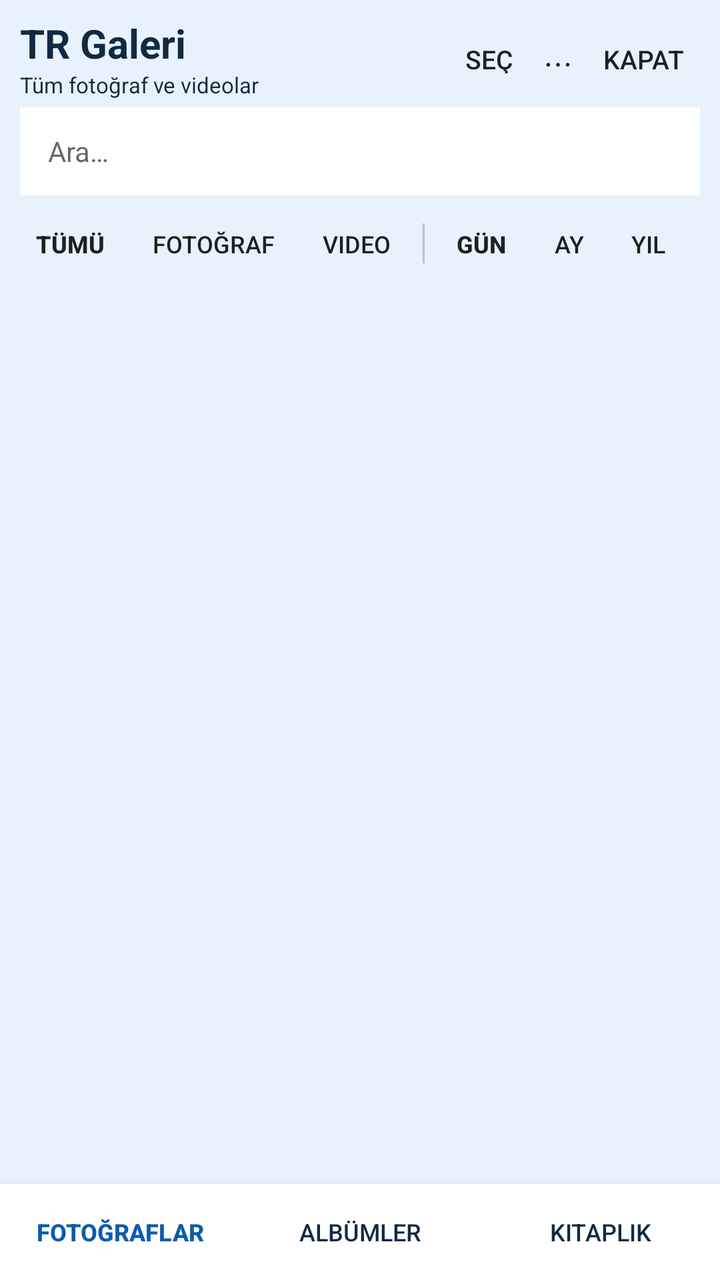
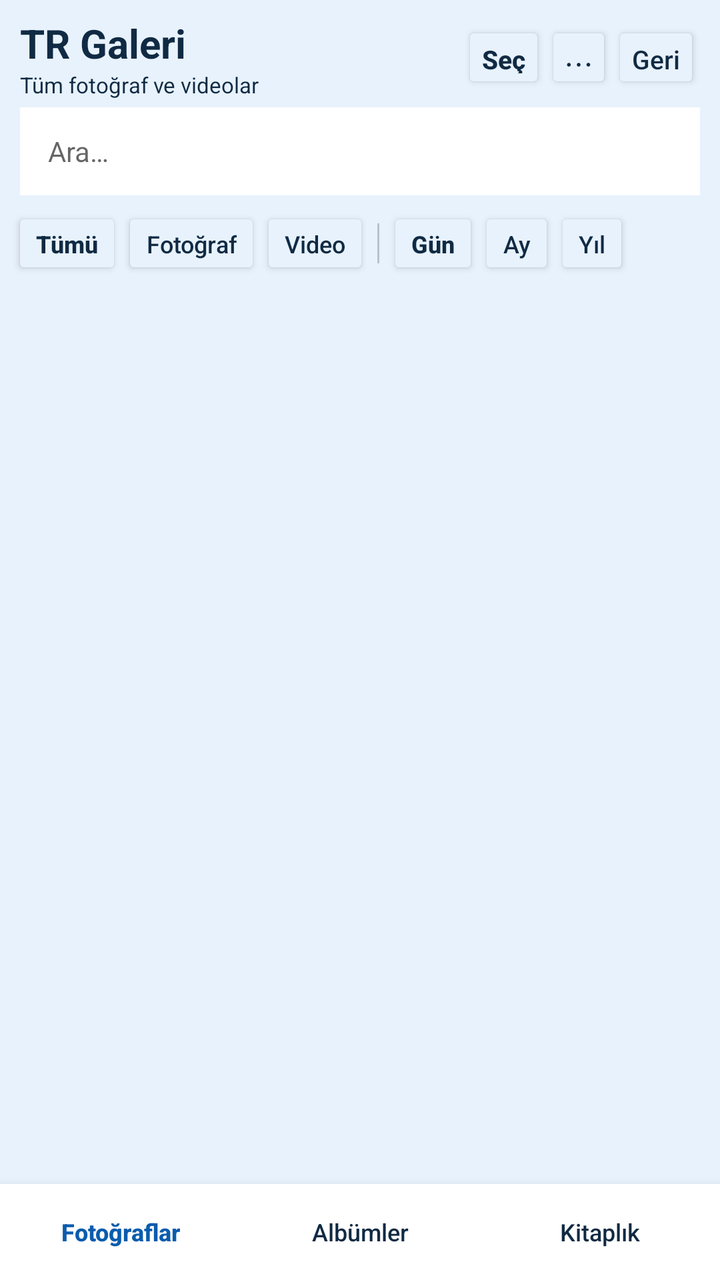

Two renders of the same Android screen: before a commit and after it. Below are the layout's source before the change and the commit's diff.
<!-- AndroidManifest.xml: activity theme Theme.TRDriver -->
<!-- res/layout/activity_photos_library.xml -->
<?xml version="1.0" encoding="utf-8"?>
<LinearLayout xmlns:android="http://schemas.android.com/apk/res/android"
    android:layout_width="match_parent"
    android:layout_height="match_parent"
    android:background="@color/tr_sky"
    android:orientation="vertical">

    <LinearLayout
        android:layout_width="match_parent"
        android:layout_height="wrap_content"
        android:gravity="center_vertical"
        android:orientation="horizontal"
        android:paddingHorizontal="10dp"
        android:paddingTop="8dp"
        android:paddingBottom="4dp">

        <LinearLayout
            android:layout_width="0dp"
            android:layout_height="wrap_content"
            android:layout_weight="1"
            android:orientation="vertical">

            <TextView
                android:id="@+id/photosTitle"
                android:layout_width="match_parent"
                android:layout_height="wrap_content"
                android:ellipsize="end"
                android:maxLines="1"
                android:text="@string/gallery_launcher_name"
                android:textColor="@color/tr_ink"
                android:textSize="20sp"
                android:textStyle="bold" />

            <TextView
                android:id="@+id/photosSubtitle"
                android:layout_width="match_parent"
                android:layout_height="wrap_content"
                android:ellipsize="end"
                android:maxLines="1"
                android:text="Tüm fotoğraf ve videolar"
                android:textColor="@color/tr_ink"
                android:textSize="11sp" />
        </LinearLayout>

        <Button
            android:id="@+id/btnPhotosSelect"
            style="?android:attr/borderlessButtonStyle"
            android:layout_width="wrap_content"
            android:layout_height="36dp"
            android:minWidth="0dp"
            android:paddingHorizontal="8dp"
            android:text="Seç"
            android:textSize="13sp" />

        <Button
            android:id="@+id/btnPhotosMore"
            style="?android:attr/borderlessButtonStyle"
            android:layout_width="wrap_content"
            android:layout_height="36dp"
            android:minWidth="0dp"
            android:paddingHorizontal="8dp"
            android:text="⋯"
            android:textSize="16sp" />

        <Button
            android:id="@+id/btnPhotosClose"
            style="?android:attr/borderlessButtonStyle"
            android:layout_width="wrap_content"
            android:layout_height="36dp"
            android:minWidth="0dp"
            android:paddingHorizontal="8dp"
            android:text="Kapat"
            android:textSize="13sp" />
    </LinearLayout>

    
    <EditText
        android:id="@+id/photosSearch"
        android:layout_width="match_parent"
        android:layout_height="44dp"
        android:layout_marginHorizontal="10dp"
        android:layout_marginBottom="6dp"
        android:background="@android:color/white"
        android:hint="Ara…"
        android:imeOptions="actionSearch"
        android:inputType="text"
        android:maxLines="1"
        android:paddingHorizontal="14dp"
        android:textColor="@color/tr_ink"
        android:textSize="14sp" />

    <TextView
        android:id="@+id/galleryBackupChip"
        android:layout_width="match_parent"
        android:layout_height="wrap_content"
        android:layout_marginHorizontal="10dp"
        android:layout_marginBottom="4dp"
        android:background="@android:color/white"
        android:ellipsize="end"
        android:maxLines="1"
        android:paddingHorizontal="12dp"
        android:paddingVertical="8dp"
        android:text="Yedek: Wi‑Fi"
        android:textColor="@color/tr_ink"
        android:textSize="12sp"
        android:visibility="gone" />

    <LinearLayout
        android:id="@+id/legacyTabs"
        android:layout_width="match_parent"
        android:layout_height="0dp"
        android:orientation="horizontal"
        android:visibility="gone">

        <Button android:id="@+id/tabPhotos" android:layout_width="0dp" android:layout_height="wrap_content" android:layout_weight="1" android:text="Fotoğraflar" />
        <Button android:id="@+id/tabAlbums" android:layout_width="0dp" android:layout_height="wrap_content" android:layout_weight="1" android:text="Albümler" />
        <Button android:id="@+id/tabCloud" android:layout_width="0dp" android:layout_height="wrap_content" android:layout_weight="1" android:text="Bulut" />
    </LinearLayout>

    <HorizontalScrollView
        android:id="@+id/filterScroll"
        android:layout_width="match_parent"
        android:layout_height="wrap_content"
        android:paddingHorizontal="6dp"
        android:scrollbars="none">

        <LinearLayout
            android:layout_width="wrap_content"
            android:layout_height="wrap_content"
            android:gravity="center_vertical"
            android:orientation="horizontal">

            <Button
                android:id="@+id/filterAll"
                style="?android:attr/borderlessButtonStyle"
                android:layout_width="wrap_content"
                android:layout_height="36dp"
                android:minWidth="0dp"
                android:text="Tümü"
                android:textSize="12sp"
                android:textStyle="bold" />

            <Button
                android:id="@+id/filterPhotos"
                style="?android:attr/borderlessButtonStyle"
                android:layout_width="wrap_content"
                android:layout_height="36dp"
                android:minWidth="0dp"
                android:text="Fotoğraf"
                android:textSize="12sp" />

            <Button
                android:id="@+id/filterVideos"
                style="?android:attr/borderlessButtonStyle"
                android:layout_width="wrap_content"
                android:layout_height="36dp"
                android:minWidth="0dp"
                android:text="Video"
                android:textSize="12sp" />

            <View
                android:layout_width="1dp"
                android:layout_height="20dp"
                android:layout_marginHorizontal="4dp"
                android:background="#33000000" />

            <Button
                android:id="@+id/zoomDay"
                style="?android:attr/borderlessButtonStyle"
                android:layout_width="wrap_content"
                android:layout_height="36dp"
                android:minWidth="0dp"
                android:text="Gün"
                android:textSize="12sp"
                android:textStyle="bold" />

            <Button
                android:id="@+id/zoomMonth"
                style="?android:attr/borderlessButtonStyle"
                android:layout_width="wrap_content"
                android:layout_height="36dp"
                android:minWidth="0dp"
                android:text="Ay"
                android:textSize="12sp" />

            <Button
                android:id="@+id/zoomYear"
                style="?android:attr/borderlessButtonStyle"
                android:layout_width="wrap_content"
                android:layout_height="36dp"
                android:minWidth="0dp"
                android:text="Yıl"
                android:textSize="12sp" />
        </LinearLayout>
    </HorizontalScrollView>

    
    <TextView
        android:id="@+id/stickyTimelineHeader"
        android:layout_width="match_parent"
        android:layout_height="36dp"
        android:background="#E8F0F8"
        android:gravity="center_vertical"
        android:paddingHorizontal="14dp"
        android:text="Tarih"
        android:textColor="@color/tr_ink"
        android:textSize="14sp"
        android:textStyle="bold"
        android:visibility="gone" />

    <FrameLayout
        android:layout_width="match_parent"
        android:layout_height="0dp"
        android:layout_weight="1">

        <androidx.recyclerview.widget.RecyclerView
            android:id="@+id/photosGrid"
            android:layout_width="match_parent"
            android:layout_height="match_parent"
            android:clipToPadding="false"
            android:padding="1dp" />

        <LinearLayout
            android:id="@+id/galleryEmpty"
            android:layout_width="match_parent"
            android:layout_height="match_parent"
            android:gravity="center"
            android:orientation="vertical"
            android:padding="32dp"
            android:visibility="gone">

            <TextView
                android:id="@+id/galleryEmptyTitle"
                android:layout_width="wrap_content"
                android:layout_height="wrap_content"
                android:gravity="center"
                android:text="Henüz fotoğraf yok"
                android:textColor="@color/tr_ink"
                android:textSize="18sp"
                android:textStyle="bold" />

            <TextView
                android:id="@+id/galleryEmptyBody"
                android:layout_width="wrap_content"
                android:layout_height="wrap_content"
                android:layout_marginTop="8dp"
                android:gravity="center"
                android:text="Galeri izni verin veya Wi‑Fi ile yedeklemeyi açın."
                android:textColor="@color/tr_ink"
                android:textSize="14sp" />
        </LinearLayout>

        <ProgressBar
            android:id="@+id/photosProgress"
            android:layout_width="48dp"
            android:layout_height="48dp"
            android:layout_gravity="center"
            android:visibility="gone" />
    </FrameLayout>

    <FrameLayout
        android:layout_width="match_parent"
        android:layout_height="wrap_content"
        android:background="@android:color/white"
        android:elevation="8dp"
        android:minHeight="48dp">

        <LinearLayout
            android:id="@+id/galleryBottomNav"
            android:layout_width="match_parent"
            android:layout_height="wrap_content"
            android:orientation="horizontal"
            android:paddingVertical="2dp">

            <Button
                android:id="@+id/navPhotos"
                style="?android:attr/borderlessButtonStyle"
                android:layout_width="0dp"
                android:layout_height="44dp"
                android:layout_weight="1"
                android:text="Fotoğraflar"
                android:textColor="@color/tr_blue"
                android:textSize="12sp"
                android:textStyle="bold" />

            <Button
                android:id="@+id/navAlbums"
                style="?android:attr/borderlessButtonStyle"
                android:layout_width="0dp"
                android:layout_height="44dp"
                android:layout_weight="1"
                android:text="Albümler"
                android:textColor="@color/tr_ink"
                android:textSize="12sp" />

            <Button
                android:id="@+id/navLibrary"
                style="?android:attr/borderlessButtonStyle"
                android:layout_width="0dp"
                android:layout_height="44dp"
                android:layout_weight="1"
                android:text="Kitaplık"
                android:textColor="@color/tr_ink"
                android:textSize="12sp" />
        </LinearLayout>

        <HorizontalScrollView
            android:id="@+id/selectionBarScroll"
            android:layout_width="match_parent"
            android:layout_height="wrap_content"
            android:background="#E8F2FC"
            android:scrollbars="none"
            android:visibility="gone">

            <LinearLayout
                android:id="@+id/selectionBar"
                android:layout_width="wrap_content"
                android:layout_height="52dp"
                android:gravity="center_vertical"
                android:orientation="horizontal"
                android:paddingHorizontal="4dp">

                <TextView
                    android:id="@+id/selectionCount"
                    android:layout_width="wrap_content"
                    android:layout_height="wrap_content"
                    android:minWidth="72dp"
                    android:paddingHorizontal="8dp"
                    android:text="0 seçili"
                    android:textColor="@color/tr_ink"
                    android:textSize="13sp"
                    android:textStyle="bold" />

                <Button style="?android:attr/borderlessButtonStyle" android:id="@+id/btnSelectAll" android:layout_width="wrap_content" android:layout_height="44dp" android:minWidth="0dp" android:text="Tümü" android:textSize="13sp" />
                <Button style="?android:attr/borderlessButtonStyle" android:id="@+id/btnShareSelected" android:layout_width="wrap_content" android:layout_height="44dp" android:minWidth="0dp" android:text="Paylaş" android:textSize="13sp" />
                <Button style="?android:attr/borderlessButtonStyle" android:id="@+id/btnUploadSelected" android:layout_width="wrap_content" android:layout_height="44dp" android:minWidth="0dp" android:text="Buluta" android:textSize="13sp" />
                <Button style="?android:attr/borderlessButtonStyle" android:id="@+id/btnOpenSelected" android:layout_width="wrap_content" android:layout_height="44dp" android:minWidth="0dp" android:text="Aç" android:textSize="13sp" />
                <Button style="?android:attr/borderlessButtonStyle" android:id="@+id/btnInfoSelected" android:layout_width="wrap_content" android:layout_height="44dp" android:minWidth="0dp" android:text="Bilgi" android:textSize="13sp" />
                <Button style="?android:attr/borderlessButtonStyle" android:id="@+id/btnDeleteSelected" android:layout_width="wrap_content" android:layout_height="44dp" android:minWidth="0dp" android:text="Sil" android:textSize="13sp" />
                <Button style="?android:attr/borderlessButtonStyle" android:id="@+id/btnCancelSelect" android:layout_width="wrap_content" android:layout_height="44dp" android:minWidth="0dp" android:text="İptal" android:textSize="13sp" />
            </LinearLayout>
        </HorizontalScrollView>
    </FrameLayout>
</LinearLayout>
<!-- resources referenced by this layout -->
<resources>
  <color name="tr_blue">#0B5CAD</color>
  <color name="tr_ink">#102A43</color>
  <color name="tr_sky">#E8F2FC</color>
  <string name="gallery_launcher_name">TR Galeri</string>
  <style name="Theme.TRDriver" parent="Theme.MaterialComponents.Light.NoActionBar">
          <item name="colorPrimary">@color/tr_blue</item>
          <item name="colorPrimaryVariant">@color/tr_blue_dark</item>
          <item name="colorOnPrimary">@color/tr_white</item>
          <item name="android:statusBarColor">@color/tr_blue_dark</item>
          <item name="android:windowBackground">@color/tr_sky</item>
      </style>
  <color name="tr_blue_dark">#083F78</color>
  <color name="tr_white">#FFFFFF</color>
</resources>

<!-- the commit's change to res/layout/activity_photos_library.xml (unified diff, before → after) -->
@@ -44,32 +44,39 @@
 
         <Button
             android:id="@+id/btnPhotosSelect"
-            style="?android:attr/borderlessButtonStyle"
             android:layout_width="wrap_content"
             android:layout_height="36dp"
             android:minWidth="0dp"
-            android:paddingHorizontal="8dp"
+            android:paddingHorizontal="10dp"
+            android:backgroundTint="#E8F2FC"
             android:text="Seç"
-            android:textSize="13sp" />
+            android:textAllCaps="false"
+            android:textColor="@color/tr_ink"
+            android:textSize="13sp"
+            android:textStyle="bold" />
 
         <Button
             android:id="@+id/btnPhotosMore"
-            style="?android:attr/borderlessButtonStyle"
             android:layout_width="wrap_content"
             android:layout_height="36dp"
             android:minWidth="0dp"
-            android:paddingHorizontal="8dp"
+            android:paddingHorizontal="10dp"
+            android:backgroundTint="#E8F2FC"
             android:text="⋯"
+            android:textAllCaps="false"
+            android:textColor="@color/tr_ink"
             android:textSize="16sp" />
 
         <Button
             android:id="@+id/btnPhotosClose"
-            style="?android:attr/borderlessButtonStyle"
             android:layout_width="wrap_content"
             android:layout_height="36dp"
             android:minWidth="0dp"
-            android:paddingHorizontal="8dp"
-            android:text="Kapat"
+            android:paddingHorizontal="10dp"
+            android:backgroundTint="#E8F2FC"
+            android:text="Geri"
+            android:textAllCaps="false"
+            android:textColor="@color/tr_ink"
             android:textSize="13sp" />
     </LinearLayout>
 
@@ -132,30 +139,36 @@
 
             <Button
                 android:id="@+id/filterAll"
-                style="?android:attr/borderlessButtonStyle"
-                android:layout_width="wrap_content"
-                android:layout_height="36dp"
-                android:minWidth="0dp"
+                android:layout_width="wrap_content"
+                android:layout_height="36dp"
+                android:minWidth="0dp"
+                android:backgroundTint="#E8F2FC"
                 android:text="Tümü"
+                android:textAllCaps="false"
+                android:textColor="@color/tr_ink"
                 android:textSize="12sp"
                 android:textStyle="bold" />
 
             <Button
                 android:id="@+id/filterPhotos"
-                style="?android:attr/borderlessButtonStyle"
-                android:layout_width="wrap_content"
-                android:layout_height="36dp"
-                android:minWidth="0dp"
+                android:layout_width="wrap_content"
+                android:layout_height="36dp"
+                android:minWidth="0dp"
+                android:backgroundTint="#E8F2FC"
                 android:text="Fotoğraf"
+                android:textAllCaps="false"
+                android:textColor="@color/tr_ink"
                 android:textSize="12sp" />
 
             <Button
                 android:id="@+id/filterVideos"
-                style="?android:attr/borderlessButtonStyle"
-                android:layout_width="wrap_content"
-                android:layout_height="36dp"
-                android:minWidth="0dp"
+                android:layout_width="wrap_content"
+                android:layout_height="36dp"
+                android:minWidth="0dp"
+                android:backgroundTint="#E8F2FC"
                 android:text="Video"
+                android:textAllCaps="false"
+                android:textColor="@color/tr_ink"
                 android:textSize="12sp" />
 
             <View
@@ -166,30 +179,36 @@
 
             <Button
                 android:id="@+id/zoomDay"
-                style="?android:attr/borderlessButtonStyle"
-                android:layout_width="wrap_content"
-                android:layout_height="36dp"
-                android:minWidth="0dp"
+                android:layout_width="wrap_content"
+                android:layout_height="36dp"
+                android:minWidth="0dp"
+                android:backgroundTint="#E8F2FC"
                 android:text="Gün"
+                android:textAllCaps="false"
+                android:textColor="@color/tr_ink"
                 android:textSize="12sp"
                 android:textStyle="bold" />
 
             <Button
                 android:id="@+id/zoomMonth"
-                style="?android:attr/borderlessButtonStyle"
-                android:layout_width="wrap_content"
-                android:layout_height="36dp"
-                android:minWidth="0dp"
+                android:layout_width="wrap_content"
+                android:layout_height="36dp"
+                android:minWidth="0dp"
+                android:backgroundTint="#E8F2FC"
                 android:text="Ay"
+                android:textAllCaps="false"
+                android:textColor="@color/tr_ink"
                 android:textSize="12sp" />
 
             <Button
                 android:id="@+id/zoomYear"
-                style="?android:attr/borderlessButtonStyle"
-                android:layout_width="wrap_content"
-                android:layout_height="36dp"
-                android:minWidth="0dp"
+                android:layout_width="wrap_content"
+                android:layout_height="36dp"
+                android:minWidth="0dp"
+                android:backgroundTint="#E8F2FC"
                 android:text="Yıl"
+                android:textAllCaps="false"
+                android:textColor="@color/tr_ink"
                 android:textSize="12sp" />
         </LinearLayout>
     </HorizontalScrollView>
@@ -274,32 +293,35 @@
 
             <Button
                 android:id="@+id/navPhotos"
-                style="?android:attr/borderlessButtonStyle"
                 android:layout_width="0dp"
                 android:layout_height="44dp"
                 android:layout_weight="1"
+                android:background="@android:color/transparent"
                 android:text="Fotoğraflar"
+                android:textAllCaps="false"
                 android:textColor="@color/tr_blue"
                 android:textSize="12sp"
                 android:textStyle="bold" />
 
             <Button
                 android:id="@+id/navAlbums"
-                style="?android:attr/borderlessButtonStyle"
                 android:layout_width="0dp"
                 android:layout_height="44dp"
                 android:layout_weight="1"
+                android:background="@android:color/transparent"
                 android:text="Albümler"
+                android:textAllCaps="false"
                 android:textColor="@color/tr_ink"
                 android:textSize="12sp" />
 
             <Button
                 android:id="@+id/navLibrary"
-                style="?android:attr/borderlessButtonStyle"
                 android:layout_width="0dp"
                 android:layout_height="44dp"
                 android:layout_weight="1"
+                android:background="@android:color/transparent"
                 android:text="Kitaplık"
+                android:textAllCaps="false"
                 android:textColor="@color/tr_ink"
                 android:textSize="12sp" />
         </LinearLayout>
@@ -331,13 +353,13 @@
                     android:textSize="13sp"
                     android:textStyle="bold" />
 
-                <Button style="?android:attr/borderlessButtonStyle" android:id="@+id/btnSelectAll" android:layout_width="wrap_content" android:layout_height="44dp" android:minWidth="0dp" android:text="Tümü" android:textSize="13sp" />
-                <Button style="?android:attr/borderlessButtonStyle" android:id="@+id/btnShareSelected" android:layout_width="wrap_content" android:layout_height="44dp" android:minWidth="0dp" android:text="Paylaş" android:textSize="13sp" />
-                <Button style="?android:attr/borderlessButtonStyle" android:id="@+id/btnUploadSelected" android:layout_width="wrap_content" android:layout_height="44dp" android:minWidth="0dp" android:text="Buluta" android:textSize="13sp" />
-                <Button style="?android:attr/borderlessButtonStyle" android:id="@+id/btnOpenSelected" android:layout_width="wrap_content" android:layout_height="44dp" android:minWidth="0dp" android:text="Aç" android:textSize="13sp" />
-                <Button style="?android:attr/borderlessButtonStyle" android:id="@+id/btnInfoSelected" android:layout_width="wrap_content" android:layout_height="44dp" android:minWidth="0dp" android:text="Bilgi" android:textSize="13sp" />
-                <Button style="?android:attr/borderlessButtonStyle" android:id="@+id/btnDeleteSelected" android:layout_width="wrap_content" android:layout_height="44dp" android:minWidth="0dp" android:text="Sil" android:textSize="13sp" />
-                <Button style="?android:attr/borderlessButtonStyle" android:id="@+id/btnCancelSelect" android:layout_width="wrap_content" android:layout_height="44dp" android:minWidth="0dp" android:text="İptal" android:textSize="13sp" />
+                <Button android:id="@+id/btnSelectAll" android:layout_width="wrap_content" android:layout_height="44dp" android:minWidth="0dp" android:background="@android:color/transparent" android:text="Tümü" android:textAllCaps="false" android:textColor="@color/tr_ink" android:textSize="13sp" />
+                <Button android:id="@+id/btnShareSelected" android:layout_width="wrap_content" android:layout_height="44dp" android:minWidth="0dp" android:background="@android:color/transparent" android:text="Paylaş" android:textAllCaps="false" android:textColor="@color/tr_ink" android:textSize="13sp" />
+                <Button android:id="@+id/btnUploadSelected" android:layout_width="wrap_content" android:layout_height="44dp" android:minWidth="0dp" android:background="@android:color/transparent" android:text="Buluta" android:textAllCaps="false" android:textColor="@color/tr_ink" android:textSize="13sp" />
+                <Button android:id="@+id/btnOpenSelected" android:layout_width="wrap_content" android:layout_height="44dp" android:minWidth="0dp" android:background="@android:color/transparent" android:text="Aç" android:textAllCaps="false" android:textColor="@color/tr_ink" android:textSize="13sp" />
+                <Button android:id="@+id/btnInfoSelected" android:layout_width="wrap_content" android:layout_height="44dp" android:minWidth="0dp" android:background="@android:color/transparent" android:text="Bilgi" android:textAllCaps="false" android:textColor="@color/tr_ink" android:textSize="13sp" />
+                <Button android:id="@+id/btnDeleteSelected" android:layout_width="wrap_content" android:layout_height="44dp" android:minWidth="0dp" android:background="@android:color/transparent" android:text="Sil" android:textAllCaps="false" android:textColor="@color/tr_ink" android:textSize="13sp" />
+                <Button android:id="@+id/btnCancelSelect" android:layout_width="wrap_content" android:layout_height="44dp" android:minWidth="0dp" android:background="@android:color/transparent" android:text="İptal" android:textAllCaps="false" android:textColor="@color/tr_ink" android:textSize="13sp" />
             </LinearLayout>
         </HorizontalScrollView>
     </FrameLayout>
